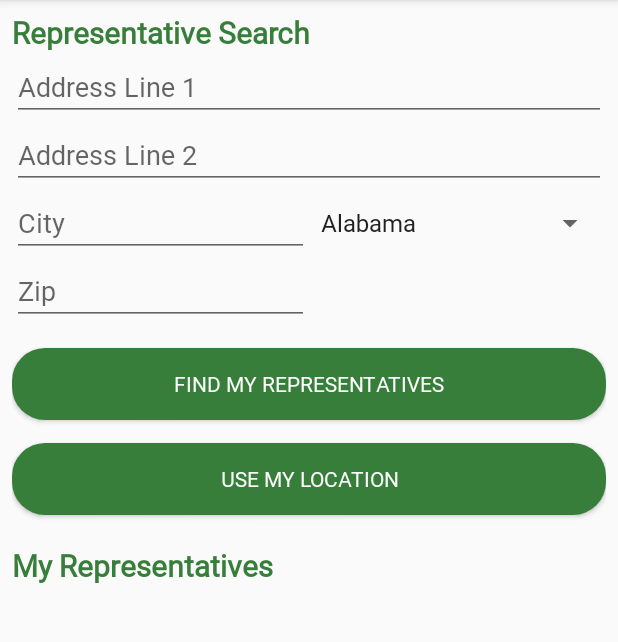
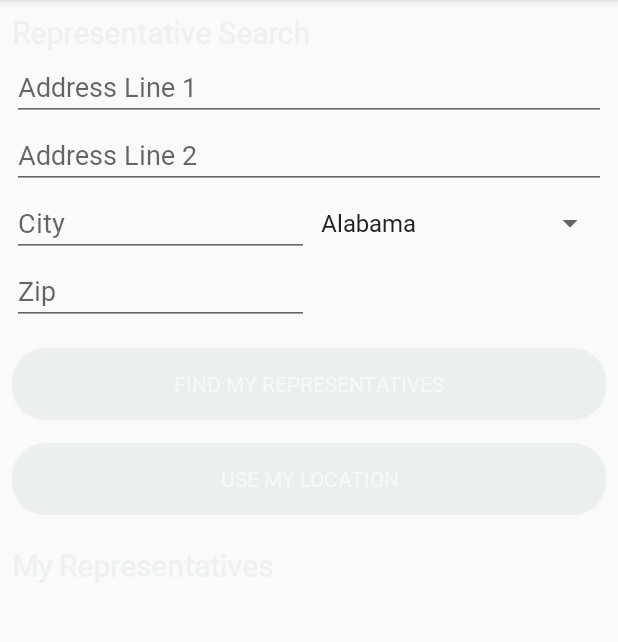
Before and after one commit to simbastart001/PolticalPreparedness-App, an Android app: the RepresentativeFragment screen opened through its navigation route, on a phone screen of 412 x 824 dp, the part 84-726 px from its top. Run offline under Robolectric (Android 15) with nearby library versions, the phone set to English and light mode, and no system bars; our stand-ins replace Timber, data binding; 1 statement that could not run was skipped.

Commit message:
Refactor motion_scene layout

```diff
--- a/app/src/main/res/layout/fragment_representative.xml
+++ b/app/src/main/res/layout/fragment_representative.xml
@@ -97,8 +97,6 @@
             android:layout_marginTop="15dp"
             android:text="@string/find_my_representatives"
             app:layout_constraintTop_toBottomOf="@id/zip" />
-        <!--                    android:onClick="@{() -> viewModel.findMyRepresentatives()}"
-        -->
 
         <Button
             android:id="@+id/button_location"
--- a/app/src/main/res/xml/representative_scene.xml
+++ b/app/src/main/res/xml/representative_scene.xml
@@ -2,52 +2,105 @@
 <MotionScene xmlns:android="http://schemas.android.com/apk/res/android"
     xmlns:app="http://schemas.android.com/apk/res-auto">
 
+    <Transition
+        app:autoTransition="animateToEnd"
+        app:constraintSetEnd="@id/end"
+        app:constraintSetStart="@id/start"
+        app:duration="3000"
+        app:motionInterpolator="easeInOut" />
+
     <ConstraintSet android:id="@+id/start">
+
+        <!-- Starting constraints for search_title, should be invisible and off the screen -->
         <Constraint
-            android:id="@+id/formRepresentativeSearch"
-            android:layout_width="match_parent"
+            android:id="@+id/search_title"
+            android:layout_width="wrap_content"
             android:layout_height="wrap_content"
-            app:layout_constraintEnd_toEndOf="parent"
+            android:alpha="0.0"
             app:layout_constraintStart_toStartOf="parent"
             app:layout_constraintTop_toTopOf="parent" />
 
+        <!-- Starting constraints for representative_title, should be invisible and off the screen -->
+        <Constraint
+            android:id="@+id/representative_title"
+            style="@style/styleText"
+            android:layout_width="0dp"
+            android:layout_height="wrap_content"
+            android:layout_marginTop="20dp"
+            android:alpha="0.0"
+            android:text="@string/my_representatives"
+            app:layout_constraintStart_toStartOf="parent"
+            app:layout_constraintTop_toBottomOf="@id/button_location" />
+
+        <!-- Starting constraints for button_search, should be invisible and off the screen -->
+        <Constraint
+            android:id="@+id/button_search"
+            style="@style/ButtonStyle"
+            android:layout_width="match_parent"
+            android:layout_height="wrap_content"
+            android:layout_marginTop="15dp"
+            android:alpha="0.0"
+            app:layout_constraintEnd_toEndOf="parent"
+            app:layout_constraintStart_toStartOf="parent"
+            app:layout_constraintTop_toBottomOf="@id/zip" />
+
+        <!-- Starting constraints for button_location, should be invisible and off the screen -->
+        <Constraint
+            android:id="@+id/button_location"
+            style="@style/ButtonStyle"
+            android:layout_width="match_parent"
+            android:layout_height="wrap_content"
+            android:layout_marginTop="15dp"
+            android:alpha="0.0"
+            app:layout_constraintEnd_toEndOf="parent"
+            app:layout_constraintStart_toStartOf="parent"
+            app:layout_constraintTop_toBottomOf="@id/button_search" />
     </ConstraintSet>
 
     <ConstraintSet android:id="@+id/end">
+        <!-- Final constraints for search_title -->
         <Constraint
             android:id="@+id/search_title"
-            android:alpha="0" />
+            android:layout_width="wrap_content"
+            android:layout_height="wrap_content"
+            android:alpha="1.0"
+            app:layout_constraintStart_toStartOf="parent"
+            app:layout_constraintTop_toTopOf="parent" />
+
+        <!-- Final constraints for representative_title -->
         <Constraint
-            android:id="@+id/address_line_1"
-            android:alpha="0" />
-        <Constraint
-            android:id="@+id/address_line_2"
-            android:alpha="0" />
-        <Constraint
-            android:id="@+id/city"
-            android:alpha="0" />
-        <Constraint
-            android:id="@+id/state"
-            android:alpha="0" />
-        <Constraint
-            android:id="@+id/zip"
-            android:alpha="0" />
+            android:id="@+id/representative_title"
+            style="@style/styleText"
+            android:layout_width="0dp"
+            android:layout_height="wrap_content"
+            android:layout_marginTop="20dp"
+            android:alpha="1.0"
+            android:text="@string/my_representatives"
+            app:layout_constraintStart_toStartOf="parent"
+            app:layout_constraintTop_toBottomOf="@id/button_location" />
+
+        <!-- Final constraints for button_search -->
         <Constraint
             android:id="@+id/button_search"
-            android:alpha="0" />
+            style="@style/ButtonStyle"
+            android:layout_width="match_parent"
+            android:layout_height="wrap_content"
+            android:layout_marginTop="15dp"
+            android:alpha="1.0"
+            app:layout_constraintEnd_toEndOf="parent"
+            app:layout_constraintStart_toStartOf="parent"
+            app:layout_constraintTop_toBottomOf="@id/zip" />
+
+        <!-- Final constraints for button_location -->
         <Constraint
             android:id="@+id/button_location"
-            android:alpha="0" />
-
+            style="@style/ButtonStyle"
+            android:layout_width="match_parent"
+            android:layout_height="wrap_content"
+            android:layout_marginTop="15dp"
+            android:alpha="1.0"
+            app:layout_constraintEnd_toEndOf="parent"
+            app:layout_constraintStart_toStartOf="parent"
+            app:layout_constraintTop_toBottomOf="@id/button_search" />
     </ConstraintSet>
-
-    <Transition
-        app:constraintSetEnd="@id/end"
-        app:constraintSetStart="@+id/start"
-        app:duration="2000"
-        app:motionInterpolator="linear">
-        <OnSwipe
-            app:dragDirection="dragUp"
-            app:touchAnchorId="@+id/representative_list_container" />
-    </Transition>
 </MotionScene>
```
